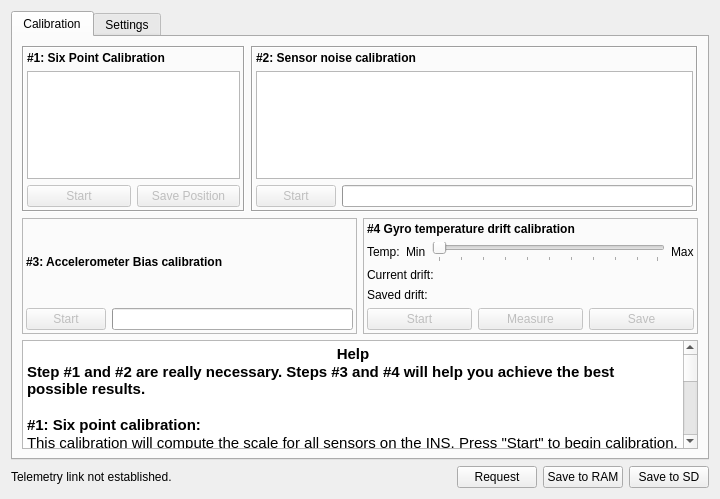
First picture: the form in ground/openpilotgcs/src/plugins/config/ahrs.ui, repository openpilot/OpenPilot, before the edit.
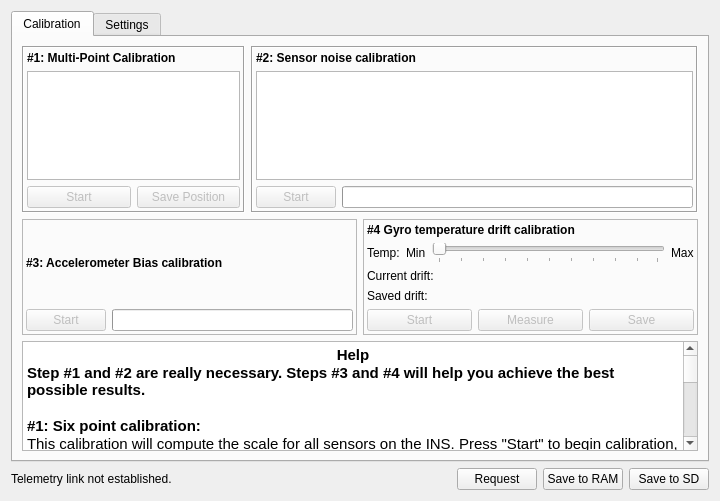
Second picture: the form after the edit.

Commit message: OP-191: Merge from full-calibration branch.  Replace 6-point calibration with multi-point TWOSTEP-based calibration.  Currently uses 22 points, but can scale up or down as needed.  Simultaneously computes gyro bias, accelerometer bias, accelerometer scale factor, accelerometer orthogonality, magnetometer scale factor, and magnetometer bias calculations.

```diff
--- a/ground/openpilotgcs/src/plugins/config/ahrs.ui
+++ b/ground/openpilotgcs/src/plugins/config/ahrs.ui
@@ -7,7 +7,7 @@
     <x>0</x>
     <y>0</y>
     <width>720</width>
-    <height>499</height>
+    <height>501</height>
    </rect>
   </property>
   <property name="windowTitle">
@@ -49,7 +49,7 @@
                  </font>
                 </property>
                 <property name="text">
-                 <string>#1: Six Point Calibration</string>
+                 <string>#1: Multi-Point Calibration</string>
                 </property>
                </widget>
               </item>
@@ -402,21 +402,24 @@
           <string>&lt;!DOCTYPE HTML PUBLIC &quot;-//W3C//DTD HTML 4.0//EN&quot; &quot;http://www.w3.org/TR/REC-html40/strict.dtd&quot;&gt;
 &lt;html&gt;&lt;head&gt;&lt;meta name=&quot;qrichtext&quot; content=&quot;1&quot; /&gt;&lt;style type=&quot;text/css&quot;&gt;
 p, li { white-space: pre-wrap; }
-&lt;/style&gt;&lt;/head&gt;&lt;body style=&quot; font-family:'Ubuntu'; font-size:11pt; font-weight:400; font-style:normal;&quot;&gt;
-&lt;p align=&quot;center&quot; style=&quot; margin-top:0px; margin-bottom:0px; margin-left:0px; margin-right:0px; -qt-block-indent:0; text-indent:0px;&quot;&gt;&lt;span style=&quot; font-weight:600;&quot;&gt;Help&lt;/span&gt;&lt;/p&gt;
-&lt;p style=&quot; margin-top:0px; margin-bottom:0px; margin-left:0px; margin-right:0px; -qt-block-indent:0; text-indent:0px;&quot;&gt;&lt;span style=&quot; font-weight:600;&quot;&gt;Step #1 and #2 are really necessary. Steps #3 and #4 will help you achieve the best possible results.&lt;/span&gt;&lt;/p&gt;
-&lt;p align=&quot;center&quot; style=&quot;-qt-paragraph-type:empty; margin-top:0px; margin-bottom:0px; margin-left:0px; margin-right:0px; -qt-block-indent:0; text-indent:0px; font-weight:600;&quot;&gt;&lt;/p&gt;
-&lt;p style=&quot; margin-top:0px; margin-bottom:0px; margin-left:0px; margin-right:0px; -qt-block-indent:0; text-indent:0px;&quot;&gt;&lt;span style=&quot; font-weight:600;&quot;&gt;#1: Six point calibration:&lt;/span&gt;&lt;/p&gt;
-&lt;p style=&quot; margin-top:0px; margin-bottom:0px; margin-left:0px; margin-right:0px; -qt-block-indent:0; text-indent:0px;&quot;&gt;This calibration will compute the scale for all sensors on the INS. Press &amp;quot;Start&amp;quot; to begin calibration, and follow the instructions which will be displayed here.&lt;/p&gt;
-&lt;p style=&quot;-qt-paragraph-type:empty; margin-top:0px; margin-bottom:0px; margin-left:0px; margin-right:0px; -qt-block-indent:0; text-indent:0px;&quot;&gt;&lt;/p&gt;
-&lt;p style=&quot; margin-top:0px; margin-bottom:0px; margin-left:0px; margin-right:0px; -qt-block-indent:0; text-indent:0px;&quot;&gt;&lt;span style=&quot; font-weight:600;&quot;&gt;#2: Sensor noise calibration:&lt;/span&gt;&lt;/p&gt;
-&lt;p style=&quot; margin-top:0px; margin-bottom:0px; margin-left:0px; margin-right:0px; -qt-block-indent:0; text-indent:0px;&quot;&gt;This calibration will compute sensor variance under standard conditions. You can leave your engines running at low to mid throttle to take their vibration into account before pressing &amp;quot;Start&amp;quot;.&lt;/p&gt;
-&lt;p style=&quot;-qt-paragraph-type:empty; margin-top:0px; margin-bottom:0px; margin-left:0px; margin-right:0px; -qt-block-indent:0; text-indent:0px;&quot;&gt;&lt;/p&gt;
-&lt;p style=&quot; margin-top:0px; margin-bottom:0px; margin-left:0px; margin-right:0px; -qt-block-indent:0; text-indent:0px;&quot;&gt;&lt;span style=&quot; font-weight:600;&quot;&gt;#3: Accelerometer bias calibration:&lt;/span&gt;&lt;/p&gt;
-&lt;p style=&quot; margin-top:0px; margin-bottom:0px; margin-left:0px; margin-right:0px; -qt-block-indent:0; text-indent:0px;&quot;&gt;This step will ensure that accelerometer bias is accurate. Place your airframe as horizontally as possible (use a spirit level if necessary), then press Start below and do not move your airframe at all until the end of the calibration.&lt;/p&gt;
-&lt;p style=&quot;-qt-paragraph-type:empty; margin-top:0px; margin-bottom:0px; margin-left:0px; margin-right:0px; -qt-block-indent:0; text-indent:0px;&quot;&gt;&lt;/p&gt;
-&lt;p style=&quot; margin-top:0px; margin-bottom:0px; margin-left:0px; margin-right:0px; -qt-block-indent:0; text-indent:0px;&quot;&gt;&lt;span style=&quot; font-weight:600;&quot;&gt;#4 Gyro temp drift calibration:&lt;/span&gt;&lt;/p&gt;
-&lt;p style=&quot;-qt-paragraph-type:empty; margin-top:0px; margin-bottom:0px; margin-left:0px; margin-right:0px; -qt-block-indent:0; text-indent:0px; font-weight:600;&quot;&gt;&lt;/p&gt;&lt;/body&gt;&lt;/html&gt;</string>
+&lt;/style&gt;&lt;/head&gt;&lt;body style=&quot; font-family:'Sans'; font-size:10pt; font-weight:400; font-style:normal;&quot;&gt;
+&lt;table style=&quot;-qt-table-type: root; margin-top:4px; margin-bottom:4px; margin-left:4px; margin-right:4px;&quot;&gt;
+&lt;tr&gt;
+&lt;td style=&quot;border: none;&quot;&gt;
+&lt;p align=&quot;center&quot; style=&quot; margin-top:0px; margin-bottom:0px; margin-left:0px; margin-right:0px; -qt-block-indent:0; text-indent:0px;&quot;&gt;&lt;span style=&quot; font-family:'Ubuntu'; font-size:11pt; font-weight:600;&quot;&gt;Help&lt;/span&gt;&lt;/p&gt;
+&lt;p style=&quot; margin-top:0px; margin-bottom:0px; margin-left:0px; margin-right:0px; -qt-block-indent:0; text-indent:0px;&quot;&gt;&lt;span style=&quot; font-family:'Ubuntu'; font-size:11pt; font-weight:600;&quot;&gt;Step #1 and #2 are really necessary. Steps #3 and #4 will help you achieve the best possible results.&lt;/span&gt;&lt;/p&gt;
+&lt;p align=&quot;center&quot; style=&quot;-qt-paragraph-type:empty; margin-top:0px; margin-bottom:0px; margin-left:0px; margin-right:0px; -qt-block-indent:0; text-indent:0px; font-family:'Ubuntu'; font-size:11pt; font-weight:600;&quot;&gt;&lt;/p&gt;
+&lt;p style=&quot; margin-top:0px; margin-bottom:0px; margin-left:0px; margin-right:0px; -qt-block-indent:0; text-indent:0px;&quot;&gt;&lt;span style=&quot; font-family:'Ubuntu'; font-size:11pt; font-weight:600;&quot;&gt;#1: Six point calibration:&lt;/span&gt;&lt;/p&gt;
+&lt;p style=&quot; margin-top:0px; margin-bottom:0px; margin-left:0px; margin-right:0px; -qt-block-indent:0; text-indent:0px;&quot;&gt;&lt;span style=&quot; font-family:'Ubuntu'; font-size:11pt;&quot;&gt;This calibration will compute the scale for all sensors on the INS. Press &amp;quot;Start&amp;quot; to begin calibration, and follow the instructions which will be displayed here.&lt;/span&gt;&lt;/p&gt;
+&lt;p style=&quot;-qt-paragraph-type:empty; margin-top:0px; margin-bottom:0px; margin-left:0px; margin-right:0px; -qt-block-indent:0; text-indent:0px; font-family:'Ubuntu'; font-size:11pt;&quot;&gt;&lt;/p&gt;
+&lt;p style=&quot; margin-top:0px; margin-bottom:0px; margin-left:0px; margin-right:0px; -qt-block-indent:0; text-indent:0px;&quot;&gt;&lt;span style=&quot; font-family:'Ubuntu'; font-size:11pt; font-weight:600;&quot;&gt;#2: Sensor noise calibration:&lt;/span&gt;&lt;/p&gt;
+&lt;p style=&quot; margin-top:0px; margin-bottom:0px; margin-left:0px; margin-right:0px; -qt-block-indent:0; text-indent:0px;&quot;&gt;&lt;span style=&quot; font-family:'Ubuntu'; font-size:11pt;&quot;&gt;This calibration will compute sensor variance under standard conditions. You can leave your engines running at low to mid throttle to take their vibration into account before pressing &amp;quot;Start&amp;quot;.&lt;/span&gt;&lt;/p&gt;
+&lt;p style=&quot;-qt-paragraph-type:empty; margin-top:0px; margin-bottom:0px; margin-left:0px; margin-right:0px; -qt-block-indent:0; text-indent:0px; font-family:'Ubuntu'; font-size:11pt;&quot;&gt;&lt;/p&gt;
+&lt;p style=&quot; margin-top:0px; margin-bottom:0px; margin-left:0px; margin-right:0px; -qt-block-indent:0; text-indent:0px;&quot;&gt;&lt;span style=&quot; font-family:'Ubuntu'; font-size:11pt; font-weight:600;&quot;&gt;#3: Accelerometer bias calibration:&lt;/span&gt;&lt;/p&gt;
+&lt;p style=&quot; margin-top:0px; margin-bottom:0px; margin-left:0px; margin-right:0px; -qt-block-indent:0; text-indent:0px;&quot;&gt;&lt;span style=&quot; font-family:'Ubuntu'; font-size:11pt;&quot;&gt;This step will ensure that accelerometer bias is accurate. Place your airframe as horizontally as possible (use a spirit level if necessary), then press Start below and do not move your airframe at all until the end of the calibration.&lt;/span&gt;&lt;/p&gt;
+&lt;p style=&quot;-qt-paragraph-type:empty; margin-top:0px; margin-bottom:0px; margin-left:0px; margin-right:0px; -qt-block-indent:0; text-indent:0px; font-family:'Ubuntu'; font-size:11pt;&quot;&gt;&lt;/p&gt;
+&lt;p style=&quot; margin-top:0px; margin-bottom:0px; margin-left:0px; margin-right:0px; -qt-block-indent:0; text-indent:0px;&quot;&gt;&lt;span style=&quot; font-family:'Ubuntu'; font-size:11pt; font-weight:600;&quot;&gt;#4 Gyro temp drift calibration:&lt;/span&gt;&lt;/p&gt;
+&lt;p style=&quot;-qt-paragraph-type:empty; margin-top:0px; margin-bottom:0px; margin-left:0px; margin-right:0px; -qt-block-indent:0; text-indent:0px; font-family:'Ubuntu'; font-size:11pt; font-weight:600;&quot;&gt;&lt;/p&gt;&lt;/td&gt;&lt;/tr&gt;&lt;/table&gt;&lt;/body&gt;&lt;/html&gt;</string>
          </property>
         </widget>
        </item>
```
The commit also changes 4 other files.
